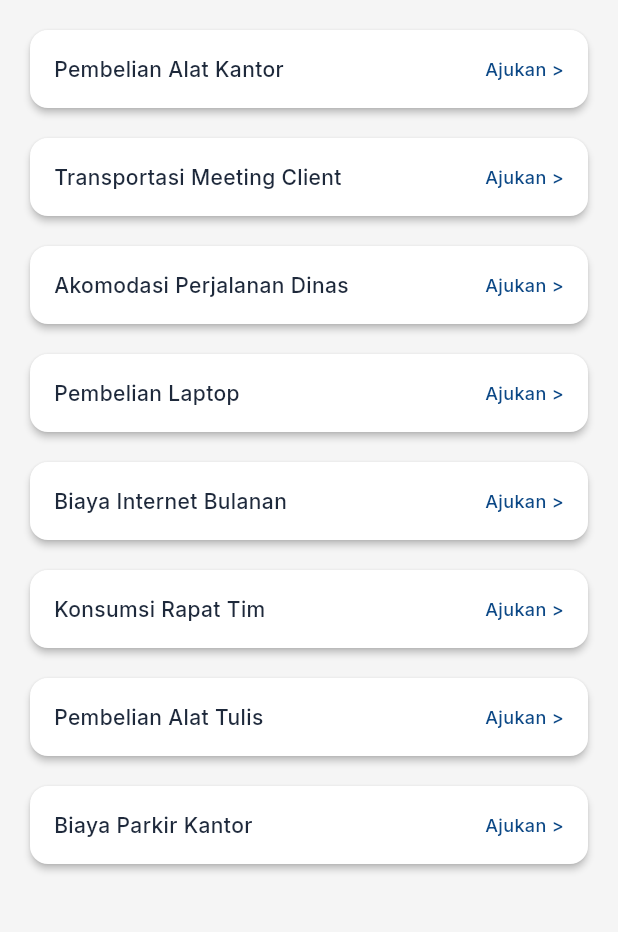
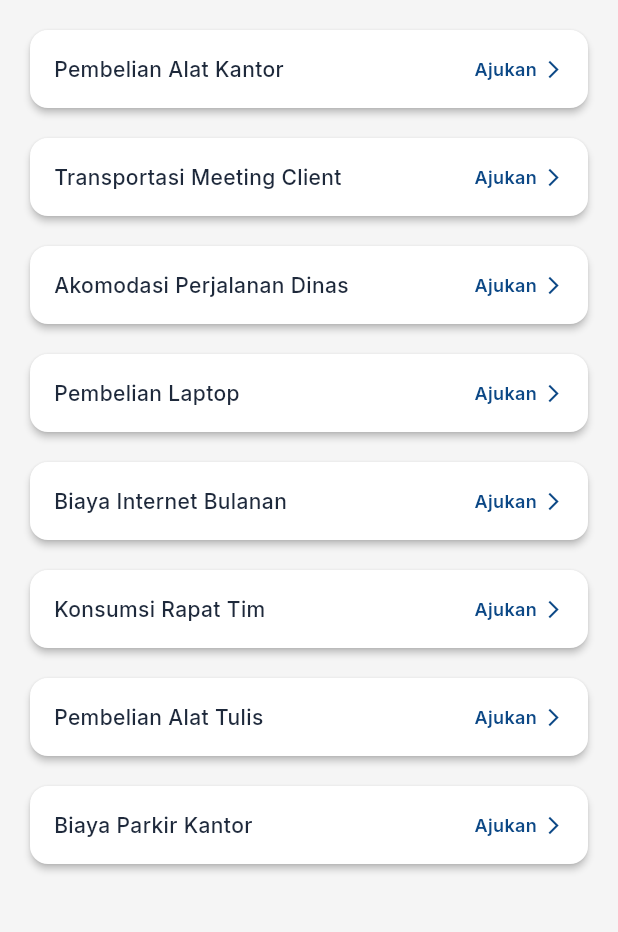
Before and after one commit to RulyOctareza/reimburse_venturo, a Flutter app: the screen it shows after launch, on a phone screen of 412 x 824 dp, the part 84-1016 px from its top. Run offline on Flutter 3.47's test engine with Material 3 defaults, Android fonts, the light colour scheme and no system bars; our stand-ins replace dotted_border, file_picker, get, google_fonts, image_picker, table_calendar.

Commit message:
style: final UI polish and adjustments
- Add disabled button opacity effect
- Improve list item styling with arrow icon
- Add empty state for list
- Improve card elevation and borders
- Enhance visual feedback for interactions
- Polish spacing and padding consistency

```diff
--- a/lib/app/presentation/pages/reimbursement_list_page.dart
+++ b/lib/app/presentation/pages/reimbursement_list_page.dart
@@ -20,10 +20,15 @@ class ReimbursementListPage extends GetView<ReimbursementListController> {
         ),
       ),
       body: Obx(
-        () => ListView.separated(
+        () => controller.reimbursements.isEmpty
+            ? const Center(
+                child: Text('Tidak ada data reimbursement'),
+              )
+            : ListView.separated(
                 padding: const EdgeInsets.all(16),
                 itemCount: controller.reimbursements.length,
-          separatorBuilder: (context, index) => const SizedBox(height: 12),
+                separatorBuilder: (context, index) =>
+                    const SizedBox(height: 12),
                 itemBuilder: (context, index) {
                   final item = controller.reimbursements[index];
                   return CustomCard(
@@ -48,11 +53,22 @@ class ReimbursementListPage extends GetView<ReimbursementListController> {
                             ),
                           ),
                         ),
+                        Row(
+                          children: [
                             Text(
-                    'Ajukan >',
+                              'Ajukan',
                               style: AppTextStyles.personName.copyWith(
                                 color: AppColors.primaryBlue,
+                                fontWeight: FontWeight.w600,
                               ),
+                            ),
+                            const SizedBox(width: 4),
+                            const Icon(
+                              Icons.arrow_forward_ios,
+                              size: 14,
+                              color: AppColors.primaryBlue,
+                            ),
+                          ],
                         ),
                       ],
                     ),
--- a/lib/app/presentation/widgets/uploaded_item_card.dart
+++ b/lib/app/presentation/widgets/uploaded_item_card.dart
@@ -75,9 +75,10 @@ class UploadedItemCard extends StatelessWidget {
   Widget build(BuildContext context) {
     return Card(
       margin: const EdgeInsets.only(bottom: 12),
-      elevation: 1,
+      elevation: 2,
       shape: RoundedRectangleBorder(
         borderRadius: BorderRadius.circular(12),
+        side: BorderSide(color: Colors.grey.shade200),
       ),
       child: InkWell(
         onTap: onTap,
```
Also changed, not shown: lib/app/presentation/widgets/custom_button.dart (+6 -1 lines). Lines whose indentation alone changed are shown as unchanged.
